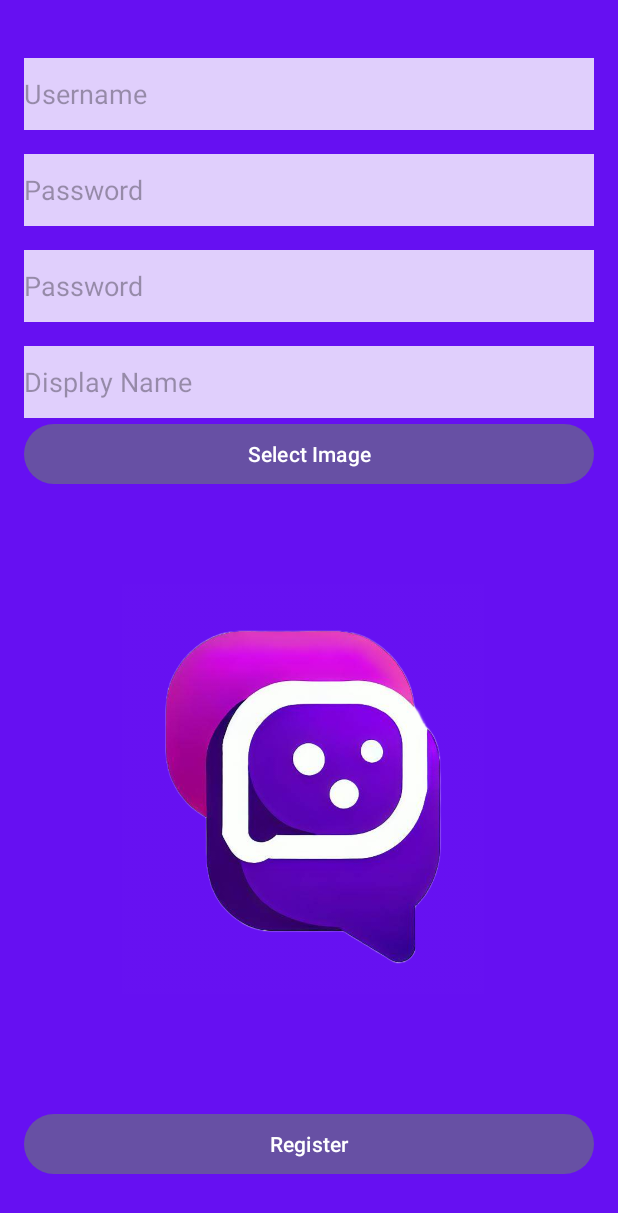
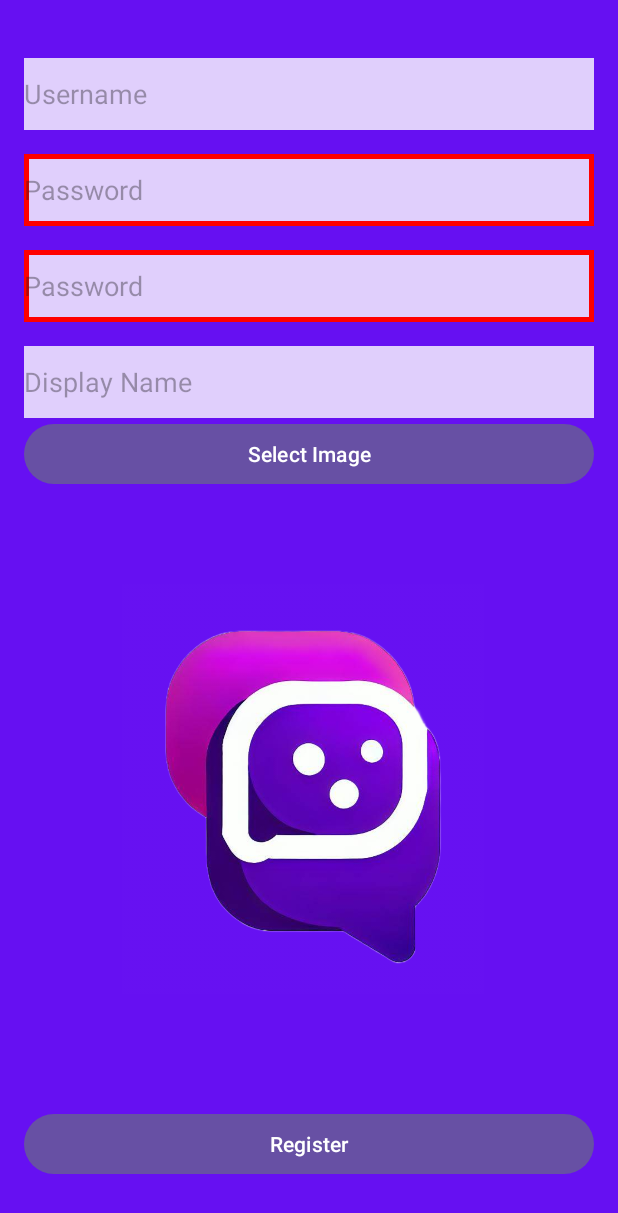
Before and after one commit to yotamfeigin/Ex3_AP2, an Android app: the RegisterPage screen opened directly, with no data from a screen before it, after a tap on "Register", on a phone screen of 412 x 824 dp. Shown: the top 1213 px of the screen. Run offline under Robolectric (Android 15) with nearby library versions, the phone set to English and light mode, and no system bars; our stand-ins replace Room's generated code.

Commit message:
Added password validation

```diff
--- a/MyApplication/app/build.gradle
+++ b/MyApplication/app/build.gradle
@@ -26,6 +26,9 @@ android {
         }
 
 
+    }
+    dataBinding {
+        enabled = true
     }
     compileOptions {
         sourceCompatibility JavaVersion.VERSION_1_8
--- a/MyApplication/app/src/main/java/com/example/myapplication/RegisterPage.java
+++ b/MyApplication/app/src/main/java/com/example/myapplication/RegisterPage.java
@@ -1,59 +1,110 @@
 package com.example.myapplication;
+
+import android.content.Intent;
+import android.graphics.Color;
+import android.graphics.Paint;
+import android.graphics.drawable.Drawable;
+import android.graphics.drawable.LayerDrawable;
+import android.graphics.drawable.ShapeDrawable;
+import android.graphics.drawable.shapes.RectShape;
+import android.os.Bundle;
+import android.widget.Button;
+import android.widget.EditText;
+import android.widget.Toast;
 
 import androidx.appcompat.app.AppCompatActivity;
 
-import android.annotation.SuppressLint;
-import android.content.Intent;
-import android.net.Uri;
-import android.os.Bundle;
-import android.util.Base64;
-import android.view.View;
-import android.widget.Button;
-import android.widget.ImageView;
-import android.widget.TextView;
-
 import com.example.myapplication.Entities.User;
-import com.example.myapplication.api.LoginAPI;
-import com.example.myapplication.databinding.ActivityRegisterPageBinding;
-
-import java.io.ByteArrayOutputStream;
-import java.io.IOException;
-import java.io.InputStream;
-
-import retrofit2.Retrofit;
 
 public class RegisterPage extends AppCompatActivity {
 
     private UserRepository userRepository;
-
+    private EditText etPassword;
+    private EditText etConfirmPassword;
 
     @Override
     protected void onCreate(Bundle savedInstanceState) {
         super.onCreate(savedInstanceState);
         setContentView(R.layout.activity_register_page);
 
+        Button btnRegister = findViewById(R.id.btnRegister);
+        etPassword = findViewById(R.id.etPassword);
+        etConfirmPassword = findViewById(R.id.etReEnterPassword);
 
-        Button btnRegister = findViewById(R.id.btnRegister);
         btnRegister.setOnClickListener(v -> {
-            TextView userName = findViewById(R.id.etUsername);
-            TextView password = findViewById(R.id.etPassword);
-            TextView confirmPassword = findViewById(R.id.etReEnterPassword);
-            TextView nickName = findViewById(R.id.etDisplayName);
+            EditText userName = findViewById(R.id.etUsername);
+            EditText nickName = findViewById(R.id.etDisplayName);
 
             userRepository = new UserRepository(userName.getText().toString());
-            User user = new User(userName.getText().toString(), password.getText().toString(),
+            User user = new User(userName.getText().toString(), etPassword.getText().toString(),
                     nickName.getText().toString());
-            user.setProfilePicture(Uri.parse("android.resource://com.example.whatsapp_clone_test/drawable/image_name").getPath());
 
+            if (isPasswordValid()) {
+                if (userRepository.register(user, etConfirmPassword.getText().toString())) {
+                    Intent i = new Intent(this, LoginPage.class);
+                    startActivity(i);
+                } else {
+                    // Registration failed
+                    // Handle registration failure
+                }
+            } else {
+                // Passwords don't match or not in the required format
+                               setEditTextBorderColor(etPassword, Color.RED);
+                setEditTextBorderColor(etConfirmPassword, Color.RED);
 
-            if (userRepository.register(user, confirmPassword.getText().toString())) {
-                Intent i = new Intent(this, LoginPage.class);
-                startActivity(i);
-            } else {
-               // Intent i = new Intent(this, registerError.class);
-                //startActivity(i);
+                if (!etPassword.getText().toString().equals(etConfirmPassword.getText().toString())) {
+                    Toast.makeText(RegisterPage.this, "Passwords do not match", Toast.LENGTH_SHORT).show();
+                } else {
+                    Toast.makeText(RegisterPage.this, "Password must be at least 8 characters long and include at least one uppercase letter, one lowercase letter, one digit, and one special character", Toast.LENGTH_SHORT).show();
+                }
             }
         });
     }
 
+    private boolean isPasswordValid() {
+        String password = etPassword.getText().toString();
+        String confirmPassword = etConfirmPassword.getText().toString();
+
+        return password.equals(confirmPassword) && validatePassword(password);
+    }
+
+    private void setEditTextBorderColor(EditText editText, int color) {
+        ShapeDrawable borderDrawable = new ShapeDrawable(new RectShape());
+        borderDrawable.getPaint().setColor(color);
+        borderDrawable.getPaint().setStyle(Paint.Style.STROKE);
+        borderDrawable.getPaint().setStrokeWidth(10);
+
+        LayerDrawable layerDrawable = new LayerDrawable(new Drawable[]{editText.getBackground(), borderDrawable});
+        editText.setBackground(layerDrawable);
+    }
+
+    private boolean validatePassword(String password) {
+        // Check if password is at least 8 characters long
+        if (password.length() < 8) {
+            return false;
+        }
+
+        // Check if password contains at least one uppercase letter
+        if (!password.matches(".*[A-Z].*")) {
+            return false;
+        }
+
+        // Check if password contains at least one lowercase letter
+        if (!password.matches(".*[a-z].*")) {
+            return false;
+        }
+
+        // Check if password contains at least one digit
+        if (!password.matches(".*\\d.*")) {
+            return false;
+        }
+
+        // Check if password contains at least one special character
+        if (!password.matches(".*[-!@#$%^&*()_+|\\[\\]{};:/<>,.?].*")) {
+            return false;
+        }
+
+        // Password meets all the criteria
+        return true;
+    }
 }
```
